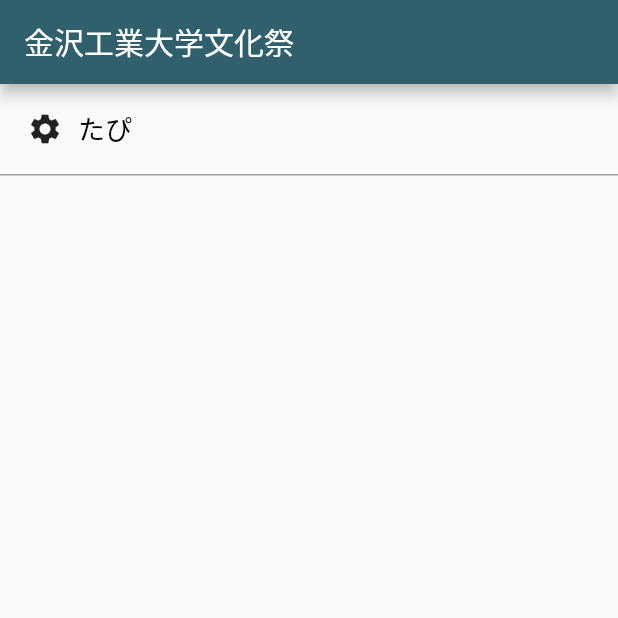
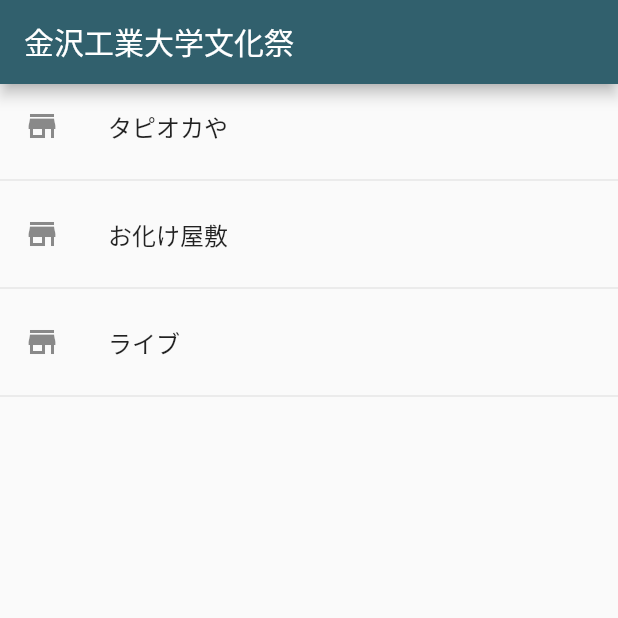
Before and after one commit to yamanetaisei/machico, a Flutter app: the screen it shows after launch, on a phone screen of 412 x 824 dp, the top half of it. Run offline on Flutter 3.47's test engine with Material 2 defaults, Android fonts, the phone set to English and light mode, and no system bars.

Commit message:
listViewにダミーデータを表示、画面遷移を実装

```diff
--- a/machico/lib/main.dart
+++ b/machico/lib/main.dart
@@ -1,4 +1,5 @@
 import 'package:flutter/material.dart';
+import 'package:machico/store_details.dart';
 import 'hex_color.dart';
 
 void main() {
@@ -7,77 +8,57 @@ void main() {
 
 class MyApp extends StatelessWidget {
   // This widget is the root of your application.
-
-  static const data = [
-    Text('お化け屋敷'),Text('タピオカや'),Text('カフェ'),Text('作品展示'),Text('軽音部ライブ'),
-  ];
-
   @override
   Widget build(BuildContext context) {
     return MaterialApp(
-      home: Scaffold(
-        appBar: AppBar(
-          title: Text('金沢工業大学文化祭'),
-          backgroundColor: HexColor('31606D'),
-        ),
-        body: ListView(
-            children: [
-              _menuItem("たぴ", Icon(Icons.settings)),
-            ]
-        ),
-      ),
-    );
-  }
-
-
-  Widget _menuItem(String title, Icon icon) {
-    return GestureDetector(
-      child:Container(
-          padding: EdgeInsets.all(8.0),
-          decoration: new BoxDecoration(
-              border: new Border(bottom: BorderSide(width: 1.0, color: Colors.grey))
-          ),
-          child: Row(
-            children: <Widget>[
-              Container(
-                margin: EdgeInsets.all(10.0),
-                child:icon,
-              ),
-              Text(
-                title,
-                style: TextStyle(
-                    color:Colors.black,
-                    fontSize: 18.0
-                ),
-              ),
-            ],
-          )
-      ),
-      onTap: () {
-       //画面遷移の処理
-      },
+      home: EventListPage(title: 'Flutter Detail Page'),
     );
   }
 }
 
-class MyHomePage extends StatefulWidget {
-  MyHomePage({Key key, this.title}) : super(key: key);
+class EventListPage extends StatefulWidget {
+  EventListPage({Key key, this.title}) : super(key: key);
 
   final String title;
 
   @override
-  _MyHomePageState createState() => _MyHomePageState();
+  _EventListState createState() => _EventListState();
 }
 
-class _MyHomePageState extends State<MyHomePage> {
+class _EventListState extends State<EventListPage>{
+  int _counter = 0;
 
+  List<String> storeNameList = ['タピオカや','お化け屋敷','ライブ'];
 
+  void _incrementCounter() {
+    setState(() {
+      _counter++;
+    });
+  }
   @override
   Widget build(BuildContext context) {
-
-
-
-    return Scaffold();
-
+    return Scaffold(
+      appBar: AppBar(
+        title: Text('金沢工業大学文化祭'),
+        backgroundColor: HexColor('31606D'),
+      ),
+      body: ListView.builder(
+        itemCount: storeNameList.length,
+          itemBuilder: (BuildContext context, int index){
+            return Column(
+              children: [
+                ListTile(
+                  leading: Icon(Icons.store),
+                  title: Text(storeNameList[index]),
+                  onTap: () {
+                    Navigator.push(context, MaterialPageRoute(builder: (context) => StoreDetails()));
+                  },
+                ),
+                Divider(),
+              ],
+            );
+          },
+      )
+    );
   }
 }
```
